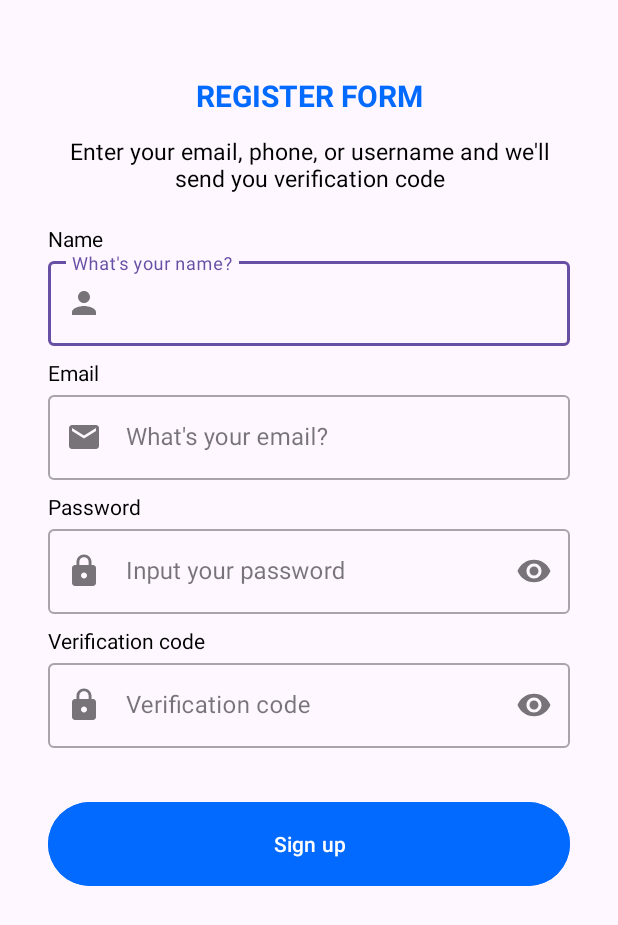
After one commit to Bangkit-Teams/MediChat, an Android app: the RegisterActivity screen opened directly, with no data from a screen before it, on a phone screen of 412 x 824 dp. The commit adds this screen. Shown: the top 925 px of the screen. Run offline under Robolectric (Android 15) with nearby library versions, the phone set to English and light mode, and no system bars; 1 statement that could not run was skipped.

Commit message:
Welcome,Login,Register

```diff
--- /dev/null
+++ b/Android/app/src/main/java/com/capstone/medichat/ui/register/RegisterActivity.kt
@@ -0,0 +1,21 @@
+package com.capstone.medichat.ui.register
+
+import android.os.Bundle
+import androidx.activity.enableEdgeToEdge
+import androidx.appcompat.app.AppCompatActivity
+import androidx.core.view.ViewCompat
+import androidx.core.view.WindowInsetsCompat
+import com.capstone.medichat.R
+
+class RegisterActivity : AppCompatActivity() {
+    override fun onCreate(savedInstanceState: Bundle?) {
+        super.onCreate(savedInstanceState)
+        enableEdgeToEdge()
+        setContentView(R.layout.activity_register)
+        ViewCompat.setOnApplyWindowInsetsListener(findViewById(R.id.main)) { v, insets ->
+            val systemBars = insets.getInsets(WindowInsetsCompat.Type.systemBars())
+            v.setPadding(systemBars.left, systemBars.top, systemBars.right, systemBars.bottom)
+            insets
+        }
+    }
+}
--- /dev/null
+++ b/Android/app/src/main/res/drawable/baseline_arrow_forward_ios_24.xml
@@ -0,0 +1,5 @@
+<vector xmlns:android="http://schemas.android.com/apk/res/android" android:autoMirrored="true" android:height="24dp" android:tint="#FFFFFF" android:viewportHeight="24" android:viewportWidth="24" android:width="24dp">
+
+    <path android:fillColor="@android:color/white" android:pathData="M6.23,20.23l1.77,1.77l10,-10l-10,-10l-1.77,1.77l8.23,8.23z"/>
+
+</vector>
--- /dev/null
+++ b/Android/app/src/main/res/drawable/ic_baseline_email_24.xml
@@ -0,0 +1,10 @@
+<vector xmlns:android="http://schemas.android.com/apk/res/android"
+    android:width="24dp"
+    android:height="24dp"
+    android:viewportWidth="24"
+    android:viewportHeight="24"
+    android:tint="?attr/colorControlNormal">
+  <path
+      android:fillColor="@android:color/white"
+      android:pathData="M20,4L4,4c-1.1,0 -1.99,0.9 -1.99,2L2,18c0,1.1 0.9,2 2,2h16c1.1,0 2,-0.9 2,-2L22,6c0,-1.1 -0.9,-2 -2,-2zM20,8l-8,5 -8,-5L4,6l8,5 8,-5v2z"/>
+</vector>
--- /dev/null
+++ b/Android/app/src/main/res/drawable/ic_baseline_lock_24.xml
@@ -0,0 +1,10 @@
+<vector xmlns:android="http://schemas.android.com/apk/res/android"
+    android:width="24dp"
+    android:height="24dp"
+    android:viewportWidth="24"
+    android:viewportHeight="24"
+    android:tint="?attr/colorControlNormal">
+  <path
+      android:fillColor="@android:color/white"
+      android:pathData="M18,8h-1L17,6c0,-2.76 -2.24,-5 -5,-5S7,3.24 7,6v2L6,8c-1.1,0 -2,0.9 -2,2v10c0,1.1 0.9,2 2,2h12c1.1,0 2,-0.9 2,-2L20,10c0,-1.1 -0.9,-2 -2,-2zM12,17c-1.1,0 -2,-0.9 -2,-2s0.9,-2 2,-2 2,0.9 2,2 -0.9,2 -2,2zM15.1,8L8.9,8L8.9,6c0,-1.71 1.39,-3.1 3.1,-3.1 1.71,0 3.1,1.39 3.1,3.1v2z"/>
+</vector>
--- /dev/null
+++ b/Android/app/src/main/res/drawable/ic_baseline_person_24.xml
@@ -0,0 +1,10 @@
+<vector xmlns:android="http://schemas.android.com/apk/res/android"
+    android:width="24dp"
+    android:height="24dp"
+    android:viewportWidth="24"
+    android:viewportHeight="24"
+    android:tint="?attr/colorControlNormal">
+  <path
+      android:fillColor="@android:color/white"
+      android:pathData="M12,12c2.21,0 4,-1.79 4,-4s-1.79,-4 -4,-4 -4,1.79 -4,4 1.79,4 4,4zM12,14c-2.67,0 -8,1.34 -8,4v2h16v-2c0,-2.66 -5.33,-4 -8,-4z"/>
+</vector>
--- /dev/null
+++ b/Android/app/src/main/res/layout/activity_register.xml
@@ -0,0 +1,202 @@
+<?xml version="1.0" encoding="utf-8"?>
+<androidx.constraintlayout.widget.ConstraintLayout xmlns:android="http://schemas.android.com/apk/res/android"
+    xmlns:app="http://schemas.android.com/apk/res-auto"
+    xmlns:tools="http://schemas.android.com/tools"
+    android:layout_width="match_parent"
+    android:layout_height="match_parent"
+    tools:context=".ui.register.RegisterActivity">
+
+    <ProgressBar
+        android:id="@+id/progressBar"
+        style="?android:attr/progressBarStyle"
+        android:layout_width="wrap_content"
+        android:layout_height="wrap_content"
+        android:visibility="gone"
+        app:layout_constraintBottom_toBottomOf="parent"
+        app:layout_constraintEnd_toEndOf="parent"
+        app:layout_constraintStart_toStartOf="parent"
+        app:layout_constraintTop_toTopOf="parent"
+        tools:visibility="visible" />
+
+    <TextView
+        android:id="@+id/titleTextView"
+        android:layout_width="0dp"
+        android:layout_height="wrap_content"
+        android:layout_marginStart="32dp"
+        android:layout_marginTop="50dp"
+        android:layout_marginEnd="32dp"
+        android:text="@string/register_title"
+        android:textColor="@color/blue"
+        android:textSize="20sp"
+        android:textStyle="bold"
+        android:textAlignment="center"
+        app:layout_constraintEnd_toEndOf="parent"
+        app:layout_constraintHorizontal_bias="0.0"
+        app:layout_constraintStart_toStartOf="parent"
+        app:layout_constraintTop_toTopOf="parent"/>
+
+    <TextView
+        android:id="@+id/TV_guide_register"
+        android:layout_width="0dp"
+        android:layout_height="wrap_content"
+        android:layout_marginStart="32dp"
+        android:layout_marginTop="90dp"
+        android:layout_marginEnd="32dp"
+        android:layout_marginBottom="50dp"
+        android:text="@string/register_guide"
+        android:textAlignment="center"
+        android:textColor="@color/black"
+        android:textSize="15sp"
+        app:layout_constraintEnd_toEndOf="parent"
+        app:layout_constraintHorizontal_bias="0.0"
+        app:layout_constraintStart_toStartOf="parent"
+        app:layout_constraintTop_toTopOf="parent" />
+
+    <TextView
+        android:id="@+id/nameTextView"
+        android:layout_width="wrap_content"
+        android:layout_height="wrap_content"
+        android:layout_marginStart="32dp"
+        android:layout_marginTop="20dp"
+        android:text="@string/name"
+        android:textColor="@color/black"
+        app:layout_constraintStart_toStartOf="parent"
+        app:layout_constraintTop_toBottomOf="@+id/TV_guide_register" />
+
+    <com.google.android.material.textfield.TextInputLayout
+        android:id="@+id/nameEditTextLayout"
+        style="@style/Widget.MaterialComponents.TextInputLayout.OutlinedBox"
+        android:layout_width="0dp"
+        android:layout_height="wrap_content"
+        android:layout_marginStart="32dp"
+        android:layout_marginEnd="32dp"
+        app:layout_constraintEnd_toEndOf="parent"
+        app:layout_constraintStart_toStartOf="parent"
+        app:layout_constraintTop_toBottomOf="@+id/nameTextView"
+        app:startIconDrawable="@drawable/ic_baseline_person_24">
+
+        <com.google.android.material.textfield.TextInputEditText
+            android:id="@+id/nameEditText"
+            android:layout_width="match_parent"
+            android:layout_height="wrap_content"
+            android:ems="10"
+            android:hint="@string/inputYourNewName"
+            android:inputType="text" />
+    </com.google.android.material.textfield.TextInputLayout>
+
+    <TextView
+        android:id="@+id/emailTextView"
+        android:layout_width="wrap_content"
+        android:layout_height="wrap_content"
+        android:layout_marginStart="32dp"
+        android:layout_marginTop="8dp"
+        android:text="@string/email"
+        android:textColor="@color/black"
+        app:layout_constraintStart_toStartOf="parent"
+        app:layout_constraintTop_toBottomOf="@+id/nameEditTextLayout" />
+
+    <com.google.android.material.textfield.TextInputLayout
+        android:id="@+id/emailEditTextLayout"
+        style="@style/Widget.MaterialComponents.TextInputLayout.OutlinedBox"
+        android:layout_width="0dp"
+        android:layout_height="wrap_content"
+        android:layout_marginStart="32dp"
+        android:layout_marginEnd="32dp"
+        app:layout_constraintEnd_toEndOf="parent"
+        app:layout_constraintStart_toStartOf="parent"
+        app:layout_constraintTop_toBottomOf="@+id/emailTextView"
+        app:startIconDrawable="@drawable/ic_baseline_email_24">
+
+        <com.google.android.material.textfield.TextInputEditText
+            android:id="@+id/emailEditText"
+            android:layout_width="match_parent"
+            android:layout_height="wrap_content"
+            android:ems="10"
+            android:hint="@string/inputYourNewEmail"
+            android:inputType="textEmailAddress" />
+    </com.google.android.material.textfield.TextInputLayout>
+
+    <TextView
+        android:id="@+id/passwordTextView"
+        android:layout_width="wrap_content"
+        android:layout_height="wrap_content"
+        android:layout_marginStart="32dp"
+        android:layout_marginTop="8dp"
+        android:text="@string/password"
+        android:textColor="@color/black"
+        app:layout_constraintStart_toStartOf="parent"
+        app:layout_constraintTop_toBottomOf="@+id/emailEditTextLayout" />
+
+    <com.google.android.material.textfield.TextInputLayout
+        android:id="@+id/passwordEditTextLayout"
+        style="@style/Widget.MaterialComponents.TextInputLayout.OutlinedBox"
+        android:layout_width="0dp"
+        android:layout_height="wrap_content"
+        android:layout_marginStart="32dp"
+        android:layout_marginEnd="32dp"
+        app:endIconMode="password_toggle"
+        app:layout_constraintEnd_toEndOf="parent"
+        app:layout_constraintStart_toStartOf="parent"
+        app:layout_constraintTop_toBottomOf="@+id/passwordTextView"
+        app:startIconDrawable="@drawable/ic_baseline_lock_24">
+
+        <com.google.android.material.textfield.TextInputEditText
+            android:id="@+id/passwordEditText"
+            android:layout_width="match_parent"
+            android:layout_height="wrap_content"
+            android:ems="10"
+            android:hint="@string/inputYourPass"
+            android:inputType="textPassword"
+            tools:ignore="SpeakableTextPresentCheck" />
+
+    </com.google.android.material.textfield.TextInputLayout>
+
+    <TextView
+        android:id="@+id/VcodeTextView"
+        android:layout_width="wrap_content"
+        android:layout_height="wrap_content"
+        android:layout_marginStart="32dp"
+        android:layout_marginTop="8dp"
+        android:text="@string/verification_code"
+        android:textColor="@color/black"
+        app:layout_constraintStart_toStartOf="parent"
+        app:layout_constraintTop_toBottomOf="@+id/passwordEditTextLayout" />
+
+    <com.google.android.material.textfield.TextInputLayout
+        android:id="@+id/VcodeEditTextLayout"
+        style="@style/Widget.MaterialComponents.TextInputLayout.OutlinedBox"
+        android:layout_width="0dp"
+        android:layout_height="wrap_content"
+        android:layout_marginStart="32dp"
+        android:layout_marginEnd="32dp"
+        app:endIconMode="password_toggle"
+        app:layout_constraintEnd_toEndOf="parent"
+        app:layout_constraintStart_toStartOf="parent"
+        app:layout_constraintTop_toBottomOf="@id/VcodeTextView"
+        app:startIconDrawable="@drawable/ic_baseline_lock_24">
+
+        <com.google.android.material.textfield.TextInputEditText
+            android:id="@+id/vCodeEditText"
+            android:layout_width="match_parent"
+            android:layout_height="wrap_content"
+            android:ems="10"
+            android:hint="@string/verification_code"
+            android:inputType="textPassword"
+            tools:ignore="SpeakableTextPresentCheck" />
+
+    </com.google.android.material.textfield.TextInputLayout>
+
+    <Button
+        android:id="@+id/signupButton"
+        android:layout_width="0dp"
+        android:layout_height="64dp"
+        android:layout_marginStart="32dp"
+        android:layout_marginTop="32dp"
+        android:layout_marginEnd="32dp"
+        android:backgroundTint="@color/blue"
+        android:text="@string/signup"
+        app:layout_constraintEnd_toEndOf="parent"
+        app:layout_constraintStart_toStartOf="parent"
+        app:layout_constraintTop_toBottomOf="@+id/VcodeEditTextLayout" />
+
+</androidx.constraintlayout.widget.ConstraintLayout>
```
Also changed, not shown: Android/app/src/main/AndroidManifest.xml (+10 -3 lines), Android/app/src/main/java/com/capstone/medichat/ui/login/LoginActivity.kt (added, +21 -0 lines), Android/app/src/main/java/com/capstone/medichat/ui/welcome/WelcomeActivity.kt (added, +21 -0 lines), Android/app/src/main/res/layout/activity_login.xml (added, +137 -0 lines), Android/app/src/main/res/layout/activity_splash_screen.xml (+5 -4 lines), Android/app/src/main/res/layout/activity_welcome.xml (added, +75 -0 lines), Android/app/src/main/res/values/strings.xml (+43 -1 lines), Android/app/src/main/res/drawable/welcome_image.png (added).
